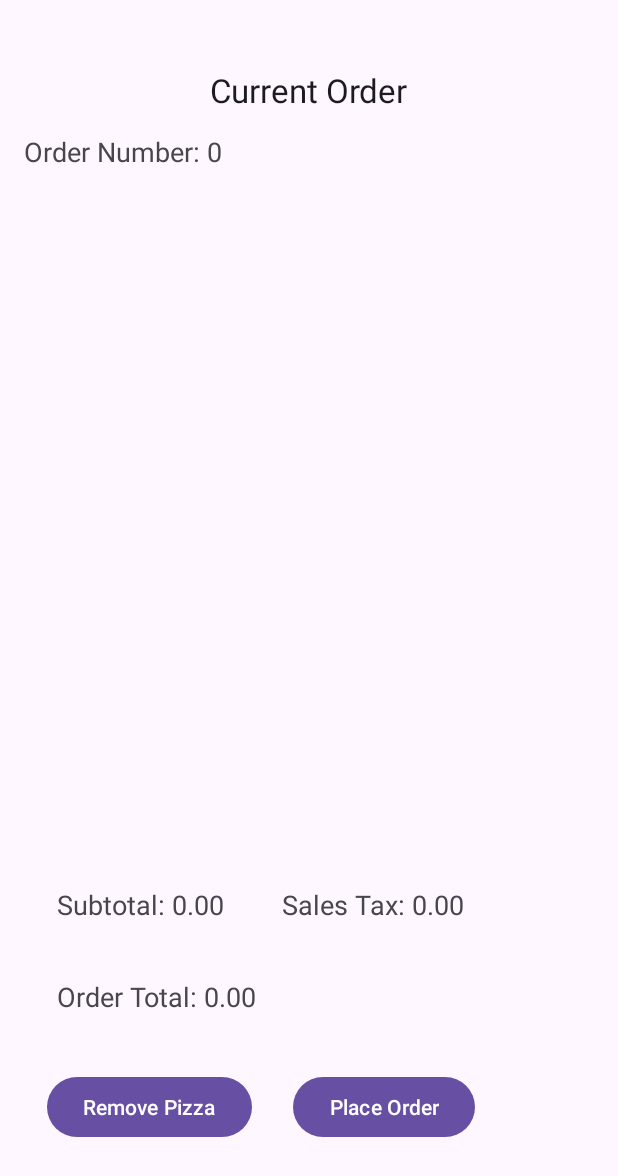
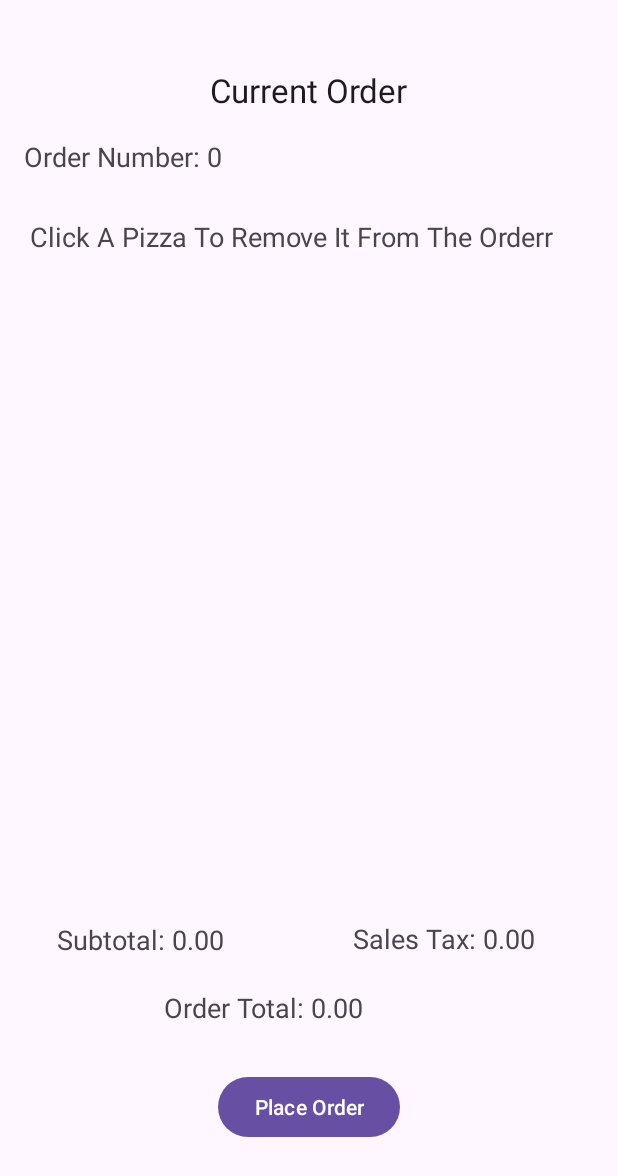
Before and after one commit to NoodleTaco/AndroidPizzaApp, an Android app: the CurrentOrderActivity screen opened directly, with no data from a screen before it, on a phone screen of 412 x 824 dp. Shown: the top 1176 px of the screen. Run offline under Robolectric (Android 15) with nearby library versions, the phone set to English and light mode, and no system bars.

Commit message:
Implemented CurrentOrder and fixed BYO

```diff
--- a/app/src/main/java/com/example/cs213project5new/CurrentOrderActivity.java
+++ b/app/src/main/java/com/example/cs213project5new/CurrentOrderActivity.java
@@ -3,10 +3,13 @@ package com.example.cs213project5new;
 import androidx.appcompat.app.AppCompatActivity;
 
 import android.os.Bundle;
+import android.view.View;
+import android.widget.AdapterView;
 import android.widget.ArrayAdapter;
 import android.widget.Button;
 import android.widget.ListView;
 import android.widget.TextView;
+import android.widget.Toast;
 
 public class CurrentOrderActivity extends AppCompatActivity {
 
@@ -14,7 +17,7 @@ public class CurrentOrderActivity extends AppCompatActivity {
 
     private ListView pizzaListView;
 
-    private Button removePizzaButton, placeOrderButton;
+    private Button placeOrderButton;
 
     private GlobalStoreOrder globalStoreOrder;
 
@@ -42,8 +45,44 @@ public class CurrentOrderActivity extends AppCompatActivity {
         salesTaxTextView = findViewById(R.id.salesTaxTextView);
         totalPriceTextView = findViewById(R.id.totalPriceTextView);
         pizzaListView = findViewById(R.id.pizzaListView);
-        removePizzaButton = findViewById(R.id.removePizzaButton);
         placeOrderButton = findViewById(R.id.placeOrderButton);
+
+        pizzaListView.setOnItemClickListener(new AdapterView.OnItemClickListener() {
+            @Override
+            public void onItemClick(AdapterView<?> parent, View view, int position, long id) {
+                Pizza selectedPizza = (Pizza) parent.getItemAtPosition(position);
+                if(!globalStoreOrder.getStoreOrder().getCurrentOrder().removePizza(selectedPizza)){
+                    showToast("Error: Pizza not in Order");
+                    return;
+                }
+                showToast("Pizza Removed From Order");
+                updatePizzaListView();
+                updateSalesPrices();
+            }
+        });
+
+        placeOrderButton.setOnClickListener(new View.OnClickListener() {
+            @Override
+            public void onClick(View v) {
+                if(globalStoreOrder.getStoreOrder().getCurrentOrder().getPizzaList().isEmpty()){
+                    showToast("Error: No Pizzas in the Order");
+                    return;
+                }
+                globalStoreOrder.getStoreOrder().addOrder();
+                showToast("Order Placed");
+                updatePizzaListView();
+                updateSalesPrices();
+                updateOrderNumber();
+            }
+        });
+    }
+
+    private void showToast(String message) {
+        // Create a Toast object
+        Toast toast = Toast.makeText(getApplicationContext(), message, Toast.LENGTH_SHORT);
+
+        // Display the Toast
+        toast.show();
     }
 
     private void updatePizzaListView(){
--- a/app/src/main/java/com/example/cs213project5new/Pizza.java
+++ b/app/src/main/java/com/example/cs213project5new/Pizza.java
@@ -38,6 +38,9 @@ public abstract class Pizza implements Serializable {
      */
     protected int extraPriceFromSizeAndExtras(){
         int extra = 0;
+        if(size == null){
+            return -1;
+        }
         if(this.size.equals(Size.MEDIUM)){
             extra += mediumExtraPrice;
         }
--- a/app/src/main/res/layout/activity_current_order.xml
+++ b/app/src/main/res/layout/activity_current_order.xml
@@ -22,20 +22,20 @@
         android:layout_width="0dp"
         android:layout_height="0dp"
         android:layout_marginStart="1dp"
-        android:layout_marginTop="108dp"
+        android:layout_marginTop="37dp"
         android:layout_marginEnd="1dp"
-        android:layout_marginBottom="107dp"
-        app:layout_constraintBottom_toBottomOf="@+id/totalPriceTextView"
+        android:layout_marginBottom="40dp"
+        app:layout_constraintBottom_toBottomOf="@+id/salesTaxTextView"
         app:layout_constraintEnd_toEndOf="parent"
         app:layout_constraintStart_toStartOf="parent"
-        app:layout_constraintTop_toTopOf="@+id/textView3" />
+        app:layout_constraintTop_toTopOf="@+id/textView8" />
 
     <TextView
         android:id="@+id/subtotalTextView"
         android:layout_width="wrap_content"
         android:layout_height="wrap_content"
         android:layout_marginStart="56dp"
-        android:layout_marginTop="21dp"
+        android:layout_marginTop="16dp"
         android:layout_marginEnd="56dp"
         android:text="TextView"
         android:textAppearance="@style/TextAppearance.AppCompat.Medium"
@@ -47,53 +47,56 @@
         android:id="@+id/salesTaxTextView"
         android:layout_width="wrap_content"
         android:layout_height="wrap_content"
-        android:layout_marginTop="21dp"
-        android:layout_marginEnd="101dp"
+        android:layout_marginEnd="54dp"
+        android:layout_marginBottom="21dp"
         android:text="TextView"
         android:textAppearance="@style/TextAppearance.AppCompat.Medium"
-        app:layout_constraintEnd_toEndOf="@+id/pizzaListView"
-        app:layout_constraintTop_toBottomOf="@+id/pizzaListView" />
+        app:layout_constraintBottom_toTopOf="@+id/totalPriceTextView"
+        app:layout_constraintEnd_toEndOf="@+id/pizzaListView" />
 
     <TextView
         android:id="@+id/totalPriceTextView"
         android:layout_width="wrap_content"
         android:layout_height="wrap_content"
-        android:layout_marginBottom="37dp"
+        android:layout_marginEnd="24dp"
+        android:layout_marginBottom="30dp"
         android:text="TextView"
         android:textAppearance="@style/TextAppearance.AppCompat.Medium"
-        app:layout_constraintBottom_toTopOf="@+id/removePizzaButton"
-        app:layout_constraintStart_toStartOf="@+id/subtotalTextView" />
-
-    <Button
-        android:id="@+id/removePizzaButton"
-        android:layout_width="wrap_content"
-        android:layout_height="wrap_content"
-        android:layout_marginStart="31dp"
-        android:text="Remove Pizza"
-        app:layout_constraintBaseline_toBaselineOf="@+id/placeOrderButton"
-        app:layout_constraintStart_toStartOf="parent" />
+        app:layout_constraintBottom_toTopOf="@+id/placeOrderButton"
+        app:layout_constraintEnd_toEndOf="@+id/placeOrderButton" />
 
     <Button
         android:id="@+id/placeOrderButton"
         android:layout_width="wrap_content"
         android:layout_height="wrap_content"
-        android:layout_marginStart="27dp"
         android:layout_marginBottom="62dp"
         android:text="Place Order"
         app:layout_constraintBottom_toBottomOf="parent"
-        app:layout_constraintStart_toEndOf="@+id/removePizzaButton" />
+        app:layout_constraintEnd_toEndOf="parent"
+        app:layout_constraintStart_toStartOf="parent" />
 
     <TextView
         android:id="@+id/orderNumberTextView"
         android:layout_width="171dp"
         android:layout_height="34dp"
         android:layout_marginStart="16dp"
-        android:layout_marginTop="43dp"
-        android:layout_marginBottom="31dp"
+        android:layout_marginTop="17dp"
+        android:layout_marginBottom="19dp"
         android:text="TextView"
         android:textAppearance="@style/TextAppearance.AppCompat.Medium"
-        app:layout_constraintBottom_toTopOf="@+id/pizzaListView"
+        app:layout_constraintBottom_toTopOf="@+id/textView8"
         app:layout_constraintStart_toStartOf="parent"
-        app:layout_constraintTop_toTopOf="@+id/textView3" />
+        app:layout_constraintTop_toBottomOf="@+id/textView3" />
+
+    <TextView
+        android:id="@+id/textView8"
+        android:layout_width="wrap_content"
+        android:layout_height="wrap_content"
+        android:layout_marginStart="20dp"
+        android:layout_marginTop="145dp"
+        android:text="Click A Pizza To Remove It From The Orderr"
+        android:textAppearance="@style/TextAppearance.AppCompat.Medium"
+        app:layout_constraintStart_toStartOf="parent"
+        app:layout_constraintTop_toTopOf="parent" />
 
 </androidx.constraintlayout.widget.ConstraintLayout>
```
